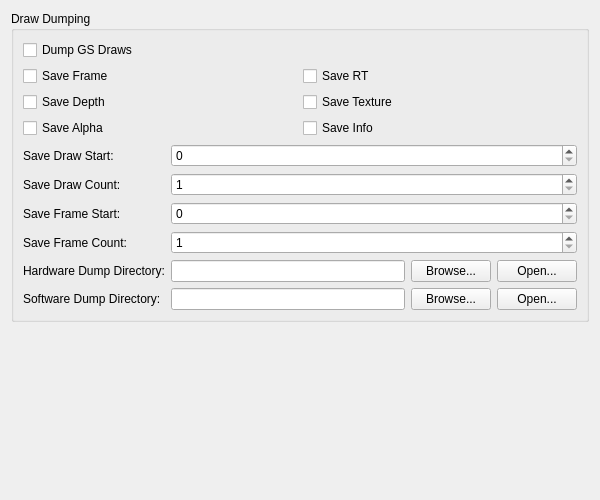
Before: the Qt Designer form pcsx2-qt/Settings/DebugGSSettingsTab.ui in PCSX2/pcsx2, drawn with Qt 5.
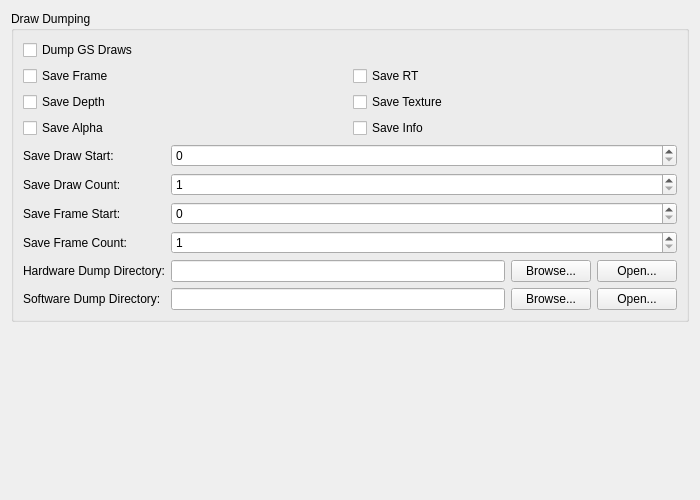
After: the same form once the commit is applied.

```diff
--- a/pcsx2-qt/Settings/DebugGSSettingsTab.ui
+++ b/pcsx2-qt/Settings/DebugGSSettingsTab.ui
@@ -6,7 +6,7 @@
    <rect>
     <x>0</x>
     <y>0</y>
-    <width>600</width>
+    <width>700</width>
     <height>500</height>
    </rect>
   </property>
@@ -202,7 +202,7 @@
      <property name="sizeHint" stdset="0">
       <size>
        <width>20</width>
-       <height>40</height>
+       <height>0</height>
       </size>
      </property>
     </spacer>
```
